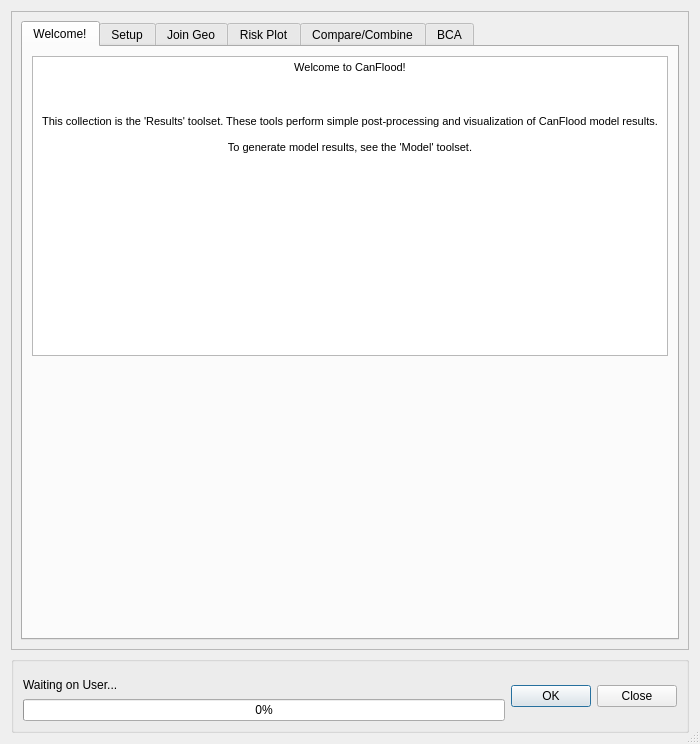
First picture: the form in canflood/results/results.ui, repository NRCan/CanFlood, before the edit.
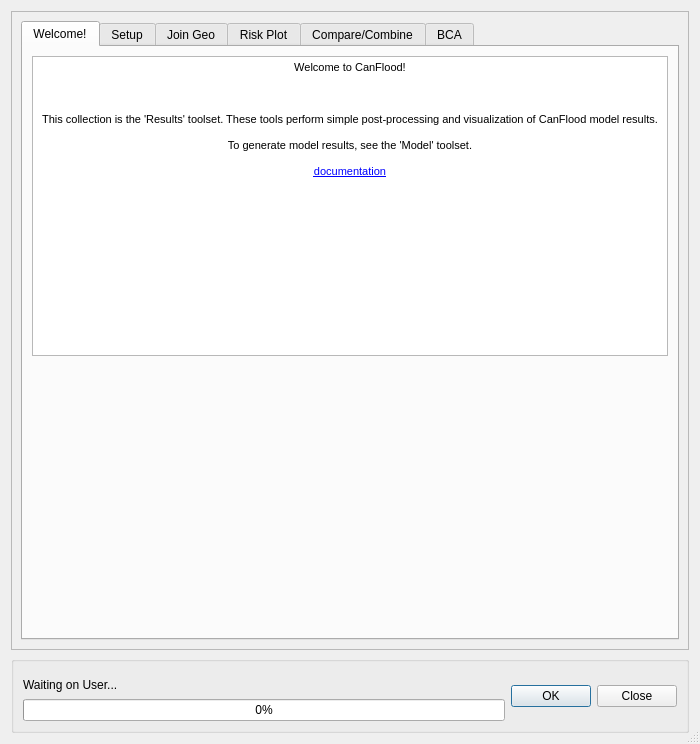
Second picture: the form after the edit. Icons and pictures are not drawn. Custom widgets are drawn as their Qt base class.

Commit message: add documentation hyperlinks

What changed in the file:
```diff
--- a/canflood/results/results.ui
+++ b/canflood/results/results.ui
@@ -45,8 +45,8 @@
        <rect>
         <x>0</x>
         <y>0</y>
-        <width>680</width>
-        <height>644</height>
+        <width>676</width>
+        <height>634</height>
        </rect>
       </property>
       <property name="sizePolicy">
@@ -96,7 +96,7 @@
               <string>&lt;!DOCTYPE HTML PUBLIC &quot;-//W3C//DTD HTML 4.0//EN&quot; &quot;http://www.w3.org/TR/REC-html40/strict.dtd&quot;&gt;
 &lt;html&gt;&lt;head&gt;&lt;meta name=&quot;qrichtext&quot; content=&quot;1&quot; /&gt;&lt;style type=&quot;text/css&quot;&gt;
 p, li { white-space: pre-wrap; }
-&lt;/style&gt;&lt;/head&gt;&lt;body style=&quot; font-family:'MS Shell Dlg 2'; font-size:9.75pt; font-weight:400; font-style:normal;&quot;&gt;
+&lt;/style&gt;&lt;/head&gt;&lt;body style=&quot; font-family:'MS Shell Dlg 2'; font-size:7.8pt; font-weight:400; font-style:normal;&quot;&gt;
 &lt;p align=&quot;center&quot; style=&quot; margin-top:0px; margin-bottom:0px; margin-left:0px; margin-right:0px; -qt-block-indent:0; text-indent:0px;&quot;&gt;&lt;span style=&quot; font-size:8pt;&quot;&gt;Welcome to CanFlood!&lt;/span&gt;&lt;/p&gt;
 &lt;p align=&quot;center&quot; style=&quot;-qt-paragraph-type:empty; margin-top:0px; margin-bottom:0px; margin-left:0px; margin-right:0px; -qt-block-indent:0; text-indent:0px; font-size:8pt;&quot;&gt;&lt;br /&gt;&lt;/p&gt;
 &lt;p align=&quot;center&quot; style=&quot; margin-top:0px; margin-bottom:0px; margin-left:0px; margin-right:0px; -qt-block-indent:0; text-indent:0px;&quot;&gt;&lt;img src=&quot;:/plugins/canflood_inprep/icons/logo_20210419_100x66.png&quot; /&gt;&lt;/p&gt;
@@ -105,6 +105,8 @@
 &lt;p align=&quot;center&quot; style=&quot;-qt-paragraph-type:empty; margin-top:0px; margin-bottom:0px; margin-left:0px; margin-right:0px; -qt-block-indent:0; text-indent:0px; font-size:8pt;&quot;&gt;&lt;br /&gt;&lt;/p&gt;
 &lt;p align=&quot;center&quot; style=&quot; margin-top:0px; margin-bottom:0px; margin-left:0px; margin-right:0px; -qt-block-indent:0; text-indent:0px;&quot;&gt;&lt;span style=&quot; font-size:8pt;&quot;&gt;To generate model results, see the 'Model' toolset.&lt;/span&gt;&lt;/p&gt;
 &lt;p align=&quot;center&quot; style=&quot;-qt-paragraph-type:empty; margin-top:0px; margin-bottom:0px; margin-left:0px; margin-right:0px; -qt-block-indent:0; text-indent:0px; font-size:8pt;&quot;&gt;&lt;br /&gt;&lt;/p&gt;
+&lt;p align=&quot;center&quot; style=&quot; margin-top:0px; margin-bottom:0px; margin-left:0px; margin-right:0px; -qt-block-indent:0; text-indent:0px;&quot;&gt;&lt;a href=&quot;https://canflood.readthedocs.io/en/latest/#&quot;&gt;&lt;span style=&quot; font-size:8pt; text-decoration: underline; color:#0000ff;&quot;&gt;documentation&lt;/span&gt;&lt;/a&gt;&lt;/p&gt;
+&lt;p align=&quot;center&quot; style=&quot;-qt-paragraph-type:empty; margin-top:0px; margin-bottom:0px; margin-left:0px; margin-right:0px; -qt-block-indent:0; text-indent:0px; font-size:8pt;&quot;&gt;&lt;br /&gt;&lt;/p&gt;
 &lt;p align=&quot;center&quot; style=&quot;-qt-paragraph-type:empty; margin-top:0px; margin-bottom:0px; margin-left:0px; margin-right:0px; -qt-block-indent:0; text-indent:0px; font-size:8.25pt;&quot;&gt;&lt;br /&gt;&lt;/p&gt;&lt;/body&gt;&lt;/html&gt;</string>
              </property>
             </widget>
```
Left out of the diff: 3 changed lines with no effect on the pictures. The commit also changes 2 other files.
